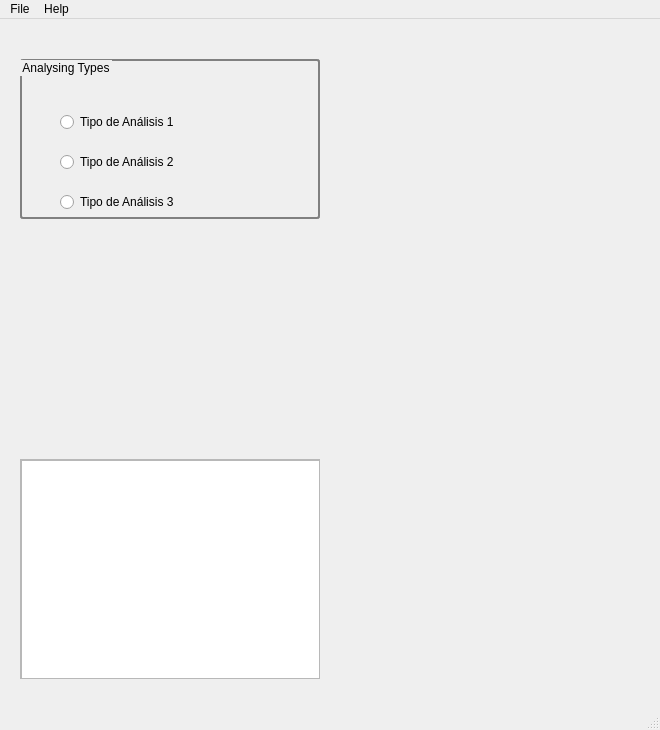
This is wq_window.ui in vialrogo/Weight-Queue-Validator as Qt 5 draws it before an edit. The edited form follows.
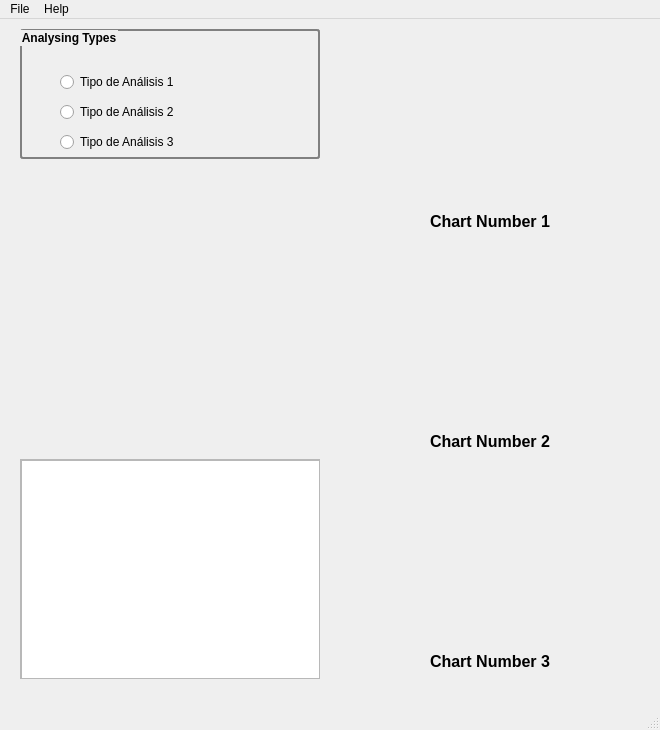
This is the edited form.

Commit message: Ultimos adelantos de la interfaz del dia

```diff
--- a/wq_window.ui
+++ b/wq_window.ui
@@ -37,7 +37,7 @@
     <property name="geometry">
      <rect>
       <x>340</x>
-      <y>40</y>
+      <y>10</y>
       <width>300</width>
       <height>180</height>
      </rect>
@@ -47,7 +47,7 @@
     <property name="geometry">
      <rect>
       <x>340</x>
-      <y>260</y>
+      <y>230</y>
       <width>300</width>
       <height>180</height>
      </rect>
@@ -57,7 +57,7 @@
     <property name="geometry">
      <rect>
       <x>340</x>
-      <y>480</y>
+      <y>450</y>
       <width>300</width>
       <height>180</height>
      </rect>
@@ -100,9 +100,9 @@
     <property name="geometry">
      <rect>
       <x>20</x>
-      <y>40</y>
+      <y>10</y>
       <width>300</width>
-      <height>160</height>
+      <height>130</height>
      </rect>
     </property>
     <property name="sizePolicy">
@@ -117,6 +117,13 @@
       <height>0</height>
      </size>
     </property>
+    <property name="font">
+     <font>
+      <family>Ubuntu</family>
+      <weight>75</weight>
+      <bold>true</bold>
+     </font>
+    </property>
     <property name="layoutDirection">
      <enum>Qt::LeftToRight</enum>
     </property>
@@ -136,7 +143,7 @@
      <property name="geometry">
       <rect>
        <x>40</x>
-       <y>50</y>
+       <y>40</y>
        <width>150</width>
        <height>26</height>
       </rect>
@@ -149,7 +156,7 @@
      <property name="geometry">
       <rect>
        <x>40</x>
-       <y>90</y>
+       <y>70</y>
        <width>150</width>
        <height>26</height>
       </rect>
@@ -162,7 +169,7 @@
      <property name="geometry">
       <rect>
        <x>40</x>
-       <y>130</y>
+       <y>100</y>
        <width>150</width>
        <height>26</height>
       </rect>
@@ -172,6 +179,78 @@
      </property>
     </widget>
    </widget>
+   <widget class="QLabel" name="labelChart1">
+    <property name="geometry">
+     <rect>
+      <x>340</x>
+      <y>190</y>
+      <width>300</width>
+      <height>25</height>
+     </rect>
+    </property>
+    <property name="font">
+     <font>
+      <family>Ubuntu</family>
+      <pointsize>12</pointsize>
+      <weight>75</weight>
+      <bold>true</bold>
+     </font>
+    </property>
+    <property name="text">
+     <string>Chart Number 1</string>
+    </property>
+    <property name="alignment">
+     <set>Qt::AlignCenter</set>
+    </property>
+   </widget>
+   <widget class="QLabel" name="labelChart2">
+    <property name="geometry">
+     <rect>
+      <x>340</x>
+      <y>410</y>
+      <width>300</width>
+      <height>25</height>
+     </rect>
+    </property>
+    <property name="font">
+     <font>
+      <family>Ubuntu</family>
+      <pointsize>12</pointsize>
+      <weight>75</weight>
+      <bold>true</bold>
+     </font>
+    </property>
+    <property name="text">
+     <string>Chart Number 2</string>
+    </property>
+    <property name="alignment">
+     <set>Qt::AlignCenter</set>
+    </property>
+   </widget>
+   <widget class="QLabel" name="labelChart3">
+    <property name="geometry">
+     <rect>
+      <x>340</x>
+      <y>630</y>
+      <width>300</width>
+      <height>25</height>
+     </rect>
+    </property>
+    <property name="font">
+     <font>
+      <family>Ubuntu</family>
+      <pointsize>12</pointsize>
+      <weight>75</weight>
+      <bold>true</bold>
+     </font>
+    </property>
+    <property name="text">
+     <string>Chart Number 3</string>
+    </property>
+    <property name="alignment">
+     <set>Qt::AlignCenter</set>
+    </property>
+   </widget>
   </widget>
   <widget class="QMenuBar" name="menuBar">
    <property name="geometry">
```
